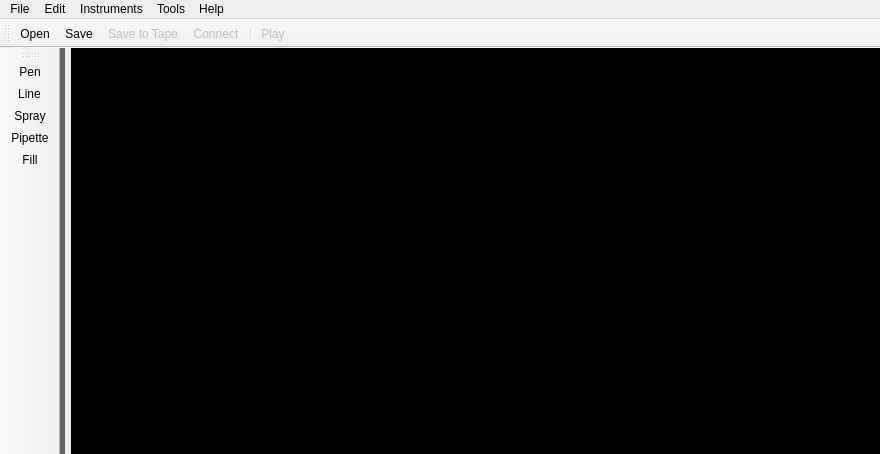
Qt form PatternPaint/mainwindow.ui (Blinkinlabs/PatternPaint) before a commit.
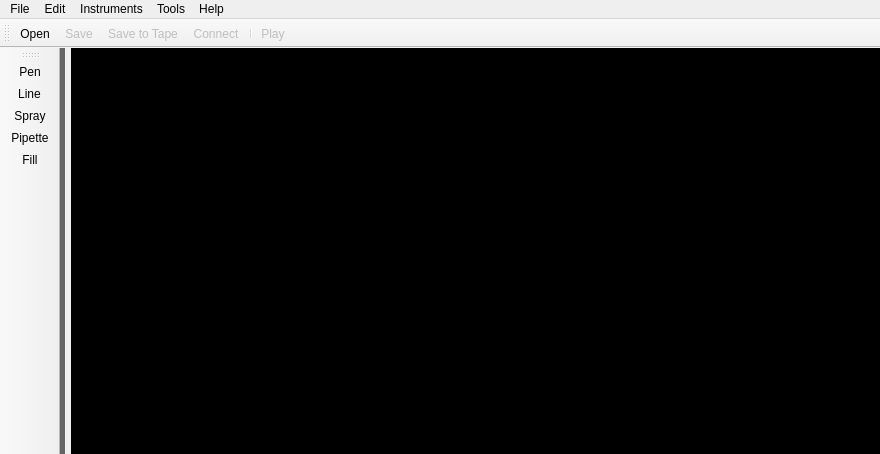
The same form after that commit. Icons and pictures are not drawn. Custom widgets are drawn as their Qt base class.

```diff
--- a/PatternPaint/mainwindow.ui
+++ b/PatternPaint/mainwindow.ui
@@ -320,6 +320,9 @@
    </property>
   </action>
   <action name="actionSave_File">
+   <property name="enabled">
+    <bool>false</bool>
+   </property>
    <property name="icon">
     <iconset resource="images.qrc">
      <normaloff>:/resources/images/save.png</normaloff>:/resources/images/save.png</iconset>
```
Left out of the diff: 16 changed lines with no effect on the pictures.
